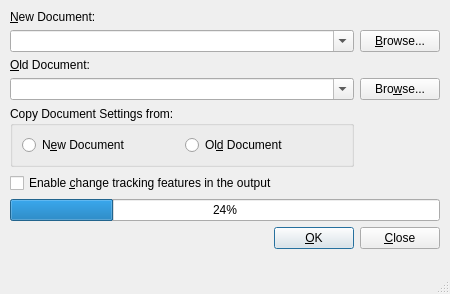
Above: src/frontends/qt4/ui/CompareUi.ui from cburschka/lyx before the change. Below: the same form after it.
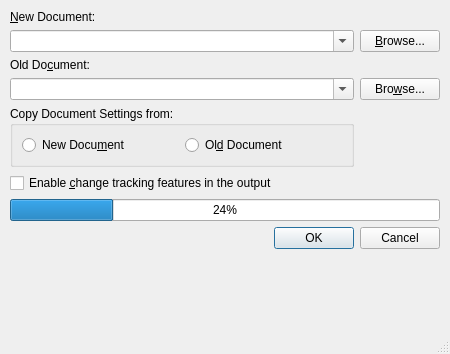
That is the form after the change.

Commit message:
Start using QDialogButtonGroup rather than manual OK etc. buttons
This assures the OK/Apply/Cancel/Restore buttons use the layout/style
of the OS (button order, icons).

The goal is to move all dialogs to this for 2.4.

See #11003

What changed in the file:
```diff
--- a/src/frontends/qt4/ui/CompareUi.ui
+++ b/src/frontends/qt4/ui/CompareUi.ui
@@ -1,15 +1,15 @@
 <ui version="4.0" >
   <class>CompareUi</class>
-  <widget class="QDialog" name="CompareUi" >
-    <property name="geometry" >
+ <widget class="QDialog" name="CompareUi">
+  <property name="geometry">
       <rect>
         <x>0</x>
         <y>0</y>
         <width>450</width>
-        <height>294</height>
-      </rect>
-    </property>
-    <property name="windowTitle" >
+    <height>354</height>
+   </rect>
+  </property>
+  <property name="windowTitle">
       <string/>
     </property>
     <layout class="QVBoxLayout">
@@ -54,12 +54,12 @@
               </property>
             </widget>
           </item>
-          <item row="2" column="0" >
-            <widget class="QLabel" name="oldFileLA" >
-              <property name="text" >
-                <string>&amp;Old Document:</string>
-              </property>
-              <property name="buddy" >
+     <item row="2" column="0">
+      <widget class="QLabel" name="oldFileLA">
+       <property name="text">
+        <string>Old Do&amp;cument:</string>
+       </property>
+       <property name="buddy">
                 <cstring>oldFileCB</cstring>
               </property>
             </widget>
@@ -100,9 +100,9 @@
               </property>
               <layout class="QHBoxLayout" name="horizontalLayout" >
                 <item>
-                  <widget class="QRadioButton" name="newSettingsRB" >
-                    <property name="text" >
-                      <string>N&amp;ew Document</string>
+         <widget class="QRadioButton" name="newSettingsRB">
+          <property name="text">
+           <string>New Docu&amp;ment</string>
                     </property>
                   </widget>
                 </item>
@@ -129,44 +129,9 @@
           <item row="8" column="0" colspan="2" >
             <layout class="QHBoxLayout" >
               <item>
-                <spacer>
-                  <property name="orientation" >
-                    <enum>Qt::Horizontal</enum>
-                  </property>
-                  <property name="sizeType" >
-                    <enum>QSizePolicy::Expanding</enum>
-                  </property>
-                  <property name="sizeHint" stdset="0" >
-                    <size>
-                      <width>20</width>
-                      <height>20</height>
-                    </size>
-                  </property>
-                </spacer>
-              </item>
-              <item>
-                <widget class="QPushButton" name="okPB" >
-                  <property name="toolTip" >
-                    <string/>
-                  </property>
-                  <property name="text" >
-                    <string>&amp;OK</string>
-                  </property>
-                  <property name="default" >
-                    <bool>true</bool>
-                  </property>
-                </widget>
-              </item>
-              <item>
-                <widget class="QPushButton" name="closePB" >
-                  <property name="text" >
-                    <string>&amp;Close</string>
-                  </property>
-                  <property name="autoDefault" >
-                    <bool>false</bool>
-                  </property>
-                  <property name="default" >
-                    <bool>false</bool>
+        <widget class="QDialogButtonBox" name="buttonBox">
+         <property name="standardButtons">
+          <set>QDialogButtonBox::Cancel|QDialogButtonBox::Ok</set>
                   </property>
                 </widget>
               </item>
```
Left out of the diff: 113 changed lines with no effect on the pictures. Lines whose indentation alone changed are shown as unchanged. The commit also changes 20 other files.
